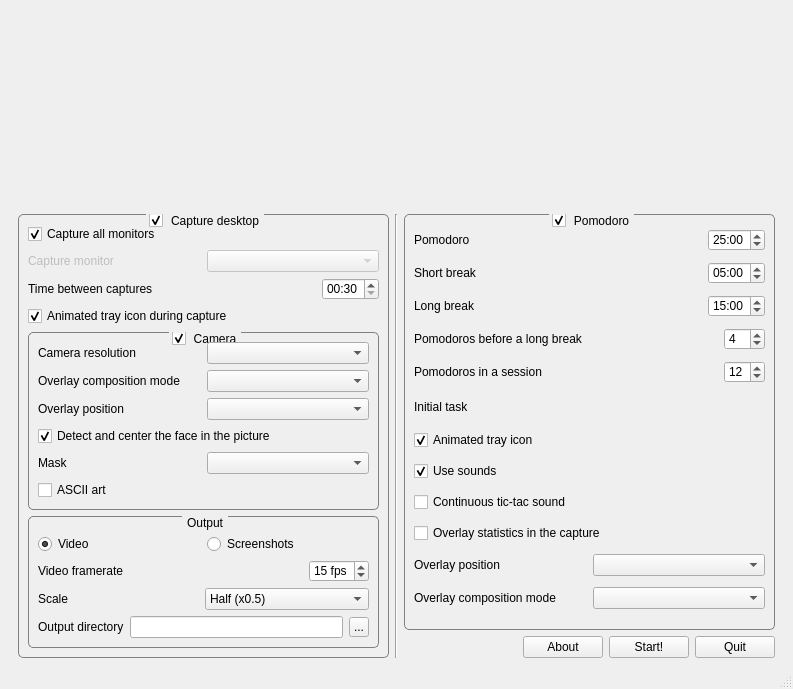
First picture: the form in MainWindow.ui, repository FelixdelasPozas/pomodorotimelapse, before the edit.
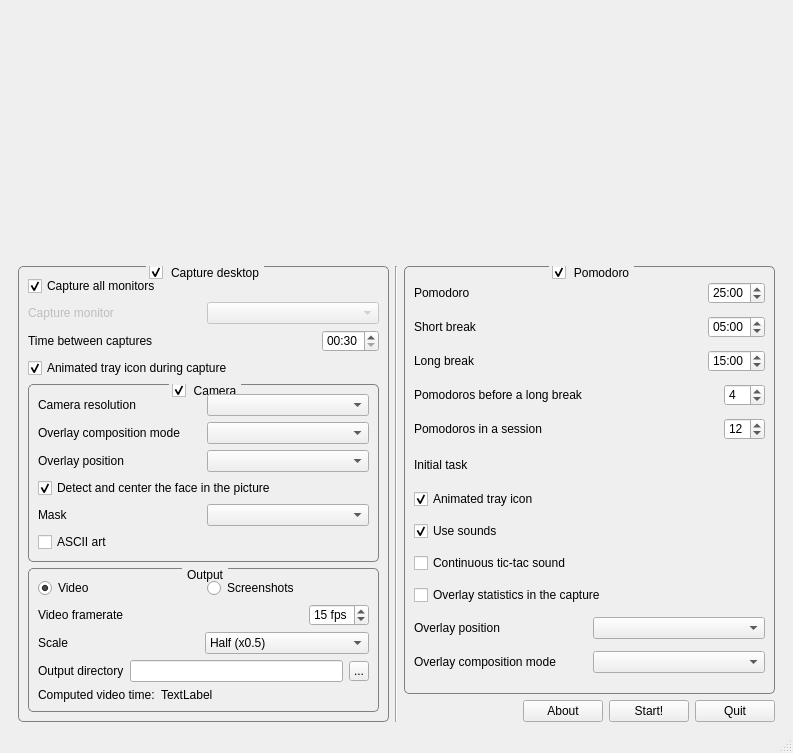
Second picture: the form after the edit. Icons and pictures are not drawn.

Commit message: Ui fixes. Compute output video time and frames.

Patch:
```diff
--- a/MainWindow.ui
+++ b/MainWindow.ui
@@ -7,7 +7,7 @@
     <x>0</x>
     <y>0</y>
     <width>793</width>
-    <height>689</height>
+    <height>753</height>
    </rect>
   </property>
   <property name="windowTitle">
@@ -328,9 +328,6 @@
             <layout class="QVBoxLayout" name="verticalLayout_5">
              <item>
               <layout class="QHBoxLayout" name="horizontalLayout_20">
-               <property name="topMargin">
-                <number>8</number>
-               </property>
                <item>
                 <widget class="QRadioButton" name="m_videoRadioButton">
                  <property name="text">
@@ -491,6 +488,24 @@
                </item>
               </layout>
              </item>
+             <item>
+              <layout class="QHBoxLayout" name="horizontalLayout_21" stretch="0,1">
+               <item>
+                <widget class="QLabel" name="label_13">
+                 <property name="text">
+                  <string>Computed video time:</string>
+                 </property>
+                </widget>
+               </item>
+               <item>
+                <widget class="QLabel" name="m_computedTime">
+                 <property name="text">
+                  <string>TextLabel</string>
+                 </property>
+                </widget>
+               </item>
+              </layout>
+             </item>
             </layout>
            </widget>
           </item>
```
Left out of the diff: 2 changed lines with no effect on the pictures. The commit also changes 2 other files.
